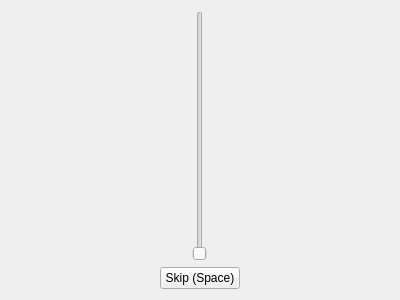
Above: player.ui from tdauth/gustavsfairyland before the change. Below: the same form after it.
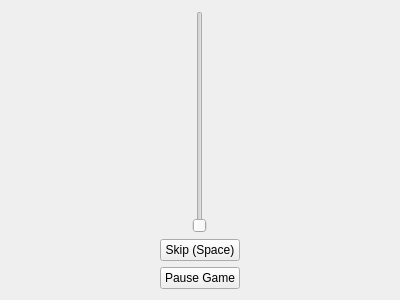
That is the form after the change.

Commit message: Alter between acts and persons, fixed loading clips, added pause function

The edit to the form file:
```diff
--- a/player.ui
+++ b/player.ui
@@ -38,6 +38,13 @@
      </property>
     </widget>
    </item>
+   <item row="2" column="0">
+    <widget class="QPushButton" name="pausePushButton">
+     <property name="text">
+      <string>Pause Game</string>
+     </property>
+    </widget>
+   </item>
   </layout>
  </widget>
  <resources/>
```
The commit also changes 14 other files.
